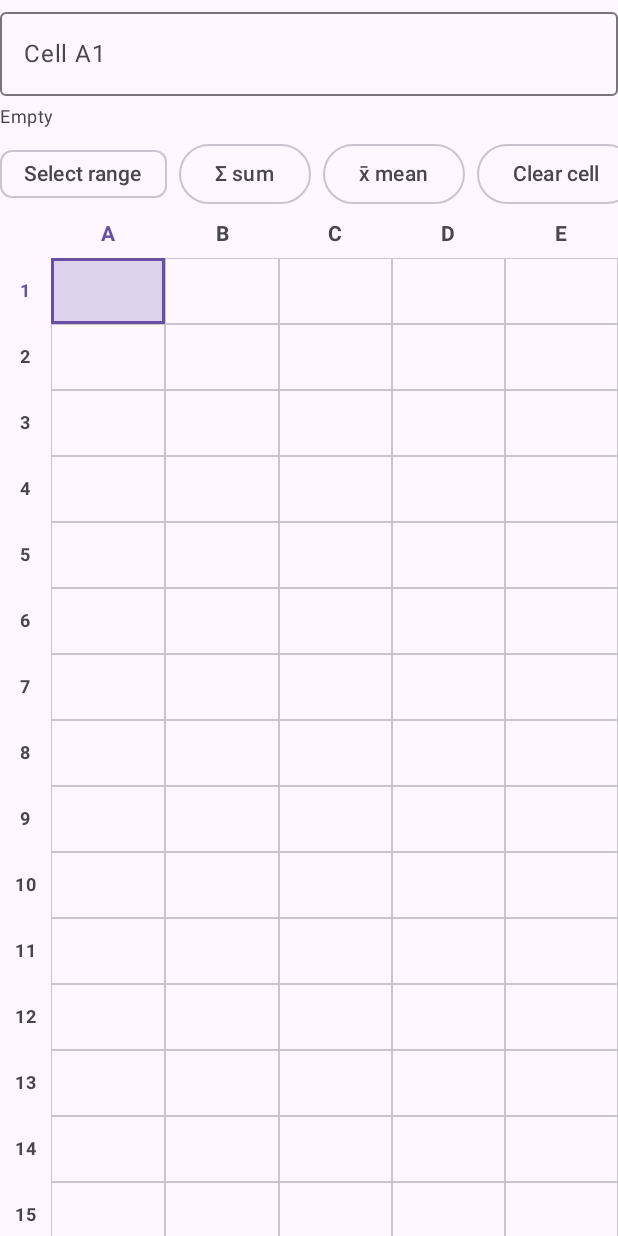
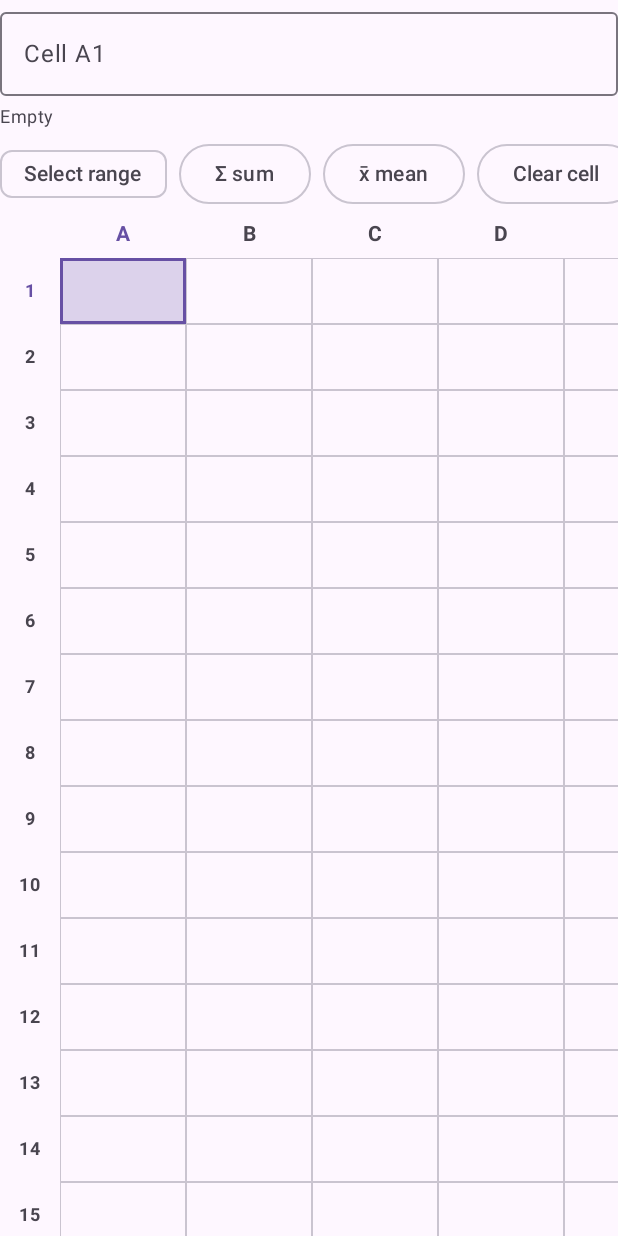
Before and after one commit to asifur41/CruxCalculator, an Android app built with Jetpack Compose: the composable SheetPane shown on its own in the app's theme, on a phone screen of 412 x 824 dp. Run offline under Robolectric (Android 15) with nearby library versions, the phone set to English and light mode, and no system bars.

Commit message:
Update 11: separate bracket keys, alpha x/y/E, centred delete and =, spreadsheet A-Z x 250

```diff
--- a/app/src/main/kotlin/com/tapecalc/pro/presentation/CalculatorViewModel.kt
+++ b/app/src/main/kotlin/com/tapecalc/pro/presentation/CalculatorViewModel.kt
@@ -434,7 +434,7 @@ class CalculatorViewModel @Inject constructor(
         val bound = bindingFunction.containsMatchIn(text)
         val known = variables.value.map { it.name }.toSet()
         return freeLetter.findAll(text).map { it.groupValues[1] }
-            .filter { it != "e" && it !in known && !(bound && it == "x") }
+            .filter { !it.equals("e", ignoreCase = true) && it !in known && !(bound && it == "x") }
             .distinct().toList()
     }
 
--- a/core-math/src/main/kotlin/com/tapecalc/core/math/sheet/Spreadsheet.kt
+++ b/core-math/src/main/kotlin/com/tapecalc/core/math/sheet/Spreadsheet.kt
@@ -6,10 +6,13 @@ import com.tapecalc.core.math.Calculator
 import com.tapecalc.core.math.EvalContext
 import com.tapecalc.core.math.EvalOutcome
 
-/** Cell names: columns A–E, rows 1–45. */
+/** Cell names: columns A–Z, rows 1–250. */
 object SheetRef {
-    const val COLS = 5
-    const val ROWS = 45
+    const val COLS = 26
+    const val ROWS = 250
+
+    /** The largest cell name, for messages. */
+    const val LAST_NAME = "Z250"
     const val CELLS = COLS * ROWS
 
     fun index(col: Int, row: Int): Int = row * COLS + col
@@ -96,7 +99,7 @@ class SheetValues internal constructor(private val values: List<CellValue>) {
     }
 }
 
-/** What is typed in the 5 × 45 cells. An immutable value: every edit returns a new one. */
+/** What is typed in the 26 × 250 cells. An immutable value: every edit returns a new one. */
 class SheetState private constructor(private val raw: List<String>) {
 
     constructor() : this(List(SheetRef.CELLS) { "" })
@@ -178,8 +181,8 @@ object SheetEngine {
 
     private class Failure(override val message: String, val short: String = "#ERR") : RuntimeException(message, null, false, false)
 
-    private val RANGE = Regex("""(?<![A-Za-z0-9_.])([A-Ea-e])([0-9]{1,2}):([A-Ea-e])([0-9]{1,2})(?![A-Za-z0-9_(])""")
-    private val REF = Regex("""(?<![A-Za-z0-9_.])([A-Ea-e][0-9]{1,2})(?![A-Za-z0-9_(])""")
+    private val RANGE = Regex("""(?<![A-Za-z0-9_.])([A-Za-z])([0-9]{1,3}):([A-Za-z])([0-9]{1,3})(?![A-Za-z0-9_(])""")
+    private val REF = Regex("""(?<![A-Za-z0-9_.])([A-Za-z][0-9]{1,3})(?![A-Za-z0-9_(])""")
     private val CALL = Regex("""(?<![A-Za-z0-9_])(sum|mean|avg|average|min|max|count)\s*\(([^()]*)\)""", RegexOption.IGNORE_CASE)
     private val PLAIN_NUMBER = Regex("""[0-9\s.,+\-*/^()%eE]+""")
 
@@ -227,7 +230,17 @@ object SheetEngine {
             if (RANGE.containsMatchIn(expr)) throw Failure("A range such as A1:A5 goes inside sum( ), mean( ), min( ), max( ) or count( )")
             // 3. the remaining cell names stand for their values
             expr = REF.replace(expr) { m ->
-                val (c, r) = SheetRef.parse(m.groupValues[1])!!
+                val name = m.groupValues[1]
+                val at = SheetRef.parse(name)
+                if (at == null) {
+                    // Row 0 (G0, Z0, c0 ... are physical constants) is not a cell: the calculator reads it as it is.
+                    // A row above 250 (A251) is a cell that does not exist.
+                    if (name.substring(1).toInt() > SheetRef.ROWS) {
+                        throw Failure("${name.uppercase()} is outside the grid (A1 to ${SheetRef.LAST_NAME})")
+                    }
+                    return@replace name
+                }
+                val (c, r) = at
                 when (val v = cell(SheetRef.index(c, r))) {
                     is CellValue.Num -> literal(v.value)
                     is CellValue.Empty -> "0"
@@ -254,7 +267,7 @@ object SheetEngine {
                     range != null -> {
                         val a = SheetRef.parse(range.groupValues[1] + range.groupValues[2])
                         val b = SheetRef.parse(range.groupValues[3] + range.groupValues[4])
-                        if (a == null || b == null) throw Failure("${arg.uppercase()} is outside the grid (A1 to E45)")
+                        if (a == null || b == null) throw Failure("${arg.uppercase()} is outside the grid (A1 to ${SheetRef.LAST_NAME})")
                         for (i in CellRange(a.first, a.second, b.first, b.second).indices()) collect(i, numbers)
                     }
                     single != null -> collect(SheetRef.index(single.first, single.second), numbers)
--- a/feature-tools/src/main/kotlin/com/tapecalc/feature/tools/SheetPane.kt
+++ b/feature-tools/src/main/kotlin/com/tapecalc/feature/tools/SheetPane.kt
@@ -12,8 +12,7 @@ import androidx.compose.foundation.layout.fillMaxWidth
 import androidx.compose.foundation.layout.height
 import androidx.compose.foundation.layout.padding
 import androidx.compose.foundation.layout.width
-import androidx.compose.foundation.lazy.grid.GridCells
-import androidx.compose.foundation.lazy.grid.LazyVerticalGrid
+import androidx.compose.foundation.lazy.LazyColumn
 import androidx.compose.foundation.rememberScrollState
 import androidx.compose.material3.FilterChip
 import androidx.compose.material3.MaterialTheme
@@ -33,8 +32,6 @@ import androidx.compose.ui.text.font.FontFamily
 import androidx.compose.ui.text.font.FontWeight
 import androidx.compose.ui.text.style.TextAlign
 import androidx.compose.ui.text.style.TextOverflow
-import androidx.compose.ui.unit.Density
-import androidx.compose.ui.unit.Dp
 import androidx.compose.ui.unit.dp
 import androidx.compose.ui.unit.sp
 import com.tapecalc.core.math.AngleMode
@@ -48,23 +45,13 @@ import com.tapecalc.core.ui.ExpressionField
 import com.tapecalc.core.ui.LocalToolStateStore
 
 private const val SHEET_KEY = "tool.sheet.cells"
-private val ROW_HEADER_WIDTH = 34.dp
+private val ROW_HEADER_WIDTH = 40.dp
+private val CELL_WIDTH = 84.dp
 private val CELL_HEIGHT = 44.dp
 
-/** One narrow column for the row numbers, then A–E sharing the rest of the width equally. */
-private class SheetColumns(private val header: Dp) : GridCells {
-    override fun Density.calculateCrossAxisCellSizes(availableSize: Int, spacing: Int): List<Int> {
-        val room = availableSize - spacing * SheetRef.COLS
-        val first = header.roundToPx().coerceIn(0, room / 3)
-        val rest = room - first
-        val each = rest / SheetRef.COLS
-        val extra = rest - each * SheetRef.COLS
-        return listOf(first) + List(SheetRef.COLS) { if (it < extra) each + 1 else each }
-    }
-}
-
 /**
- * The spreadsheet: a grid of 5 columns (A–E) by 45 rows. Tap a cell to select it and type in the box above the grid: a
+ * The spreadsheet: a grid of 26 columns (A–Z) by 250 rows. Drag up and down for the rows and left and right for the
+ * columns; the column letters and the row numbers stay in view. Tap a cell to select it and type in the box above the grid: a
  * number, a label, or a formula such as `=A1+B1`, `=sum(A1:A9)` or `=mean(B2:B20)`. Switch on "Select range" and tap a
  * second cell to select a block; its count, sum, mean, smallest and largest are shown, and the Σ and x̄ buttons write
  * the formula into the cell below (or beside) the block. The sheet is kept on the device as it is edited.
@@ -202,13 +189,18 @@ internal fun SheetPane(
         }
         notice?.let { Text(it, style = MaterialTheme.typography.bodySmall, color = MaterialTheme.colorScheme.primary) }
 
+        // All rows share one horizontal scroll position, so the columns move together; the row numbers (left) and the
+        // column letters (top) stay where they are.
+        val columnScroll = rememberScrollState()
+
         // column letters, lined up with the grid below
         Row(Modifier.fillMaxWidth()) {
             Box(Modifier.width(ROW_HEADER_WIDTH))
+            Row(Modifier.weight(1f).horizontalScroll(columnScroll)) {
                 for (c in 0 until SheetRef.COLS) {
                     Text(
                         "${'A' + c}",
-                    modifier = Modifier.weight(1f),
+                        modifier = Modifier.width(CELL_WIDTH),
                         textAlign = TextAlign.Center,
                         style = MaterialTheme.typography.labelLarge,
                         fontWeight = FontWeight.Bold,
@@ -216,16 +208,12 @@ internal fun SheetPane(
                     )
                 }
             }
+        }
 
-        LazyVerticalGrid(
-            columns = SheetColumns(ROW_HEADER_WIDTH),
-            modifier = Modifier.weight(1f).fillMaxWidth()
-        ) {
-            items(count = SheetRef.ROWS * (SheetRef.COLS + 1), key = { it }) { slot ->
-                val row = slot / (SheetRef.COLS + 1)
-                val k = slot % (SheetRef.COLS + 1)
-                if (k == 0) {
-                    Box(Modifier.height(CELL_HEIGHT), contentAlignment = Alignment.Center) {
+        LazyColumn(modifier = Modifier.weight(1f).fillMaxWidth()) {
+            items(count = SheetRef.ROWS, key = { it }) { row ->
+                Row(Modifier.fillMaxWidth().height(CELL_HEIGHT)) {
+                    Box(Modifier.width(ROW_HEADER_WIDTH).height(CELL_HEIGHT), contentAlignment = Alignment.Center) {
                         Text(
                             "${row + 1}",
                             style = MaterialTheme.typography.labelMedium,
@@ -233,14 +221,16 @@ internal fun SheetPane(
                             color = if (row in range.top..range.bottom) MaterialTheme.colorScheme.primary else MaterialTheme.colorScheme.onSurfaceVariant
                         )
                     }
-                } else {
-                    val col = k - 1
+                    Row(Modifier.weight(1f).horizontalScroll(columnScroll)) {
+                        for (col in 0 until SheetRef.COLS) {
                             SheetCell(
                                 value = values[col, row],
                                 active = col == anchorCol && row == anchorRow,
                                 inRange = range.contains(col, row),
                                 onClick = { select(col, row) }
                             )
+                        }
+                    }
                 }
             }
         }
@@ -264,6 +254,7 @@ private fun SheetCell(value: CellValue, active: Boolean, inRange: Boolean, onCli
     val border = if (active) colors.primary else colors.outlineVariant
     Box(
         modifier = Modifier
+            .width(CELL_WIDTH)
             .height(CELL_HEIGHT)
             .background(background)
             .border(if (active) 2.dp else 0.5.dp, border)
--- a/feature-tools/src/main/kotlin/com/tapecalc/feature/tools/ToolsScreen.kt
+++ b/feature-tools/src/main/kotlin/com/tapecalc/feature/tools/ToolsScreen.kt
@@ -124,7 +124,7 @@ private val hubEntries: List<HubEntry> = buildList {
         add(HubEntry(tool.id, tool.title, tool.summary))
     }
     add(HubEntry(GRAPH_ID, "Graph", "Plot up to three functions, pan, zoom, trace, find roots and peaks"))
-    add(HubEntry(SHEET_ID, "Spreadsheet", "A grid of 5 columns (A–E) by 45 rows with formulas, sum and mean"))
+    add(HubEntry(SHEET_ID, "Spreadsheet", "A grid of 26 columns (A–Z) by 250 rows with formulas, sum and mean"))
     add(HubEntry(CONSTANTS_ID, "Constants", "${Constants.all.size} physical constants: tap one to use it"))
     add(HubEntry(QR_ID, "QR code", "Turn any text, result or equation into a QR code (works offline)"))
 }
```
Also changed, not shown: core-ui/src/main/kotlin/com/tapecalc/core/ui/Keys.kt (+19 -10 lines), feature-scientific/src/main/kotlin/com/tapecalc/feature/scientific/ScientificScreen.kt (+21 -17 lines), 2 other files. Lines whose indentation alone changed are shown as unchanged.
